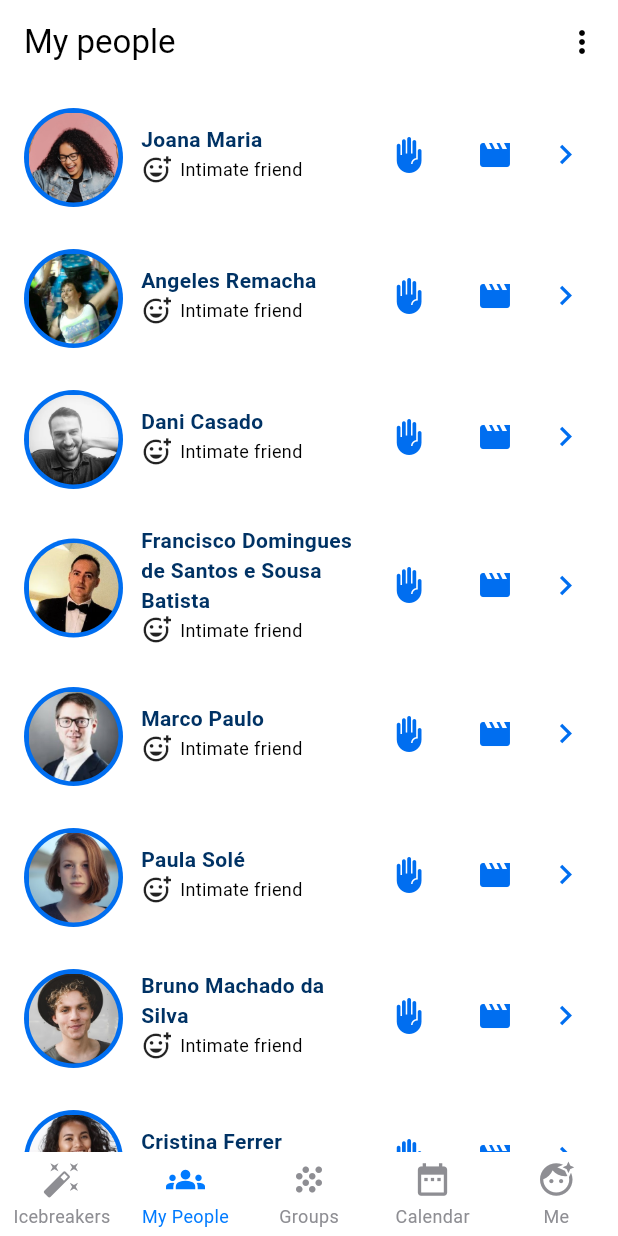
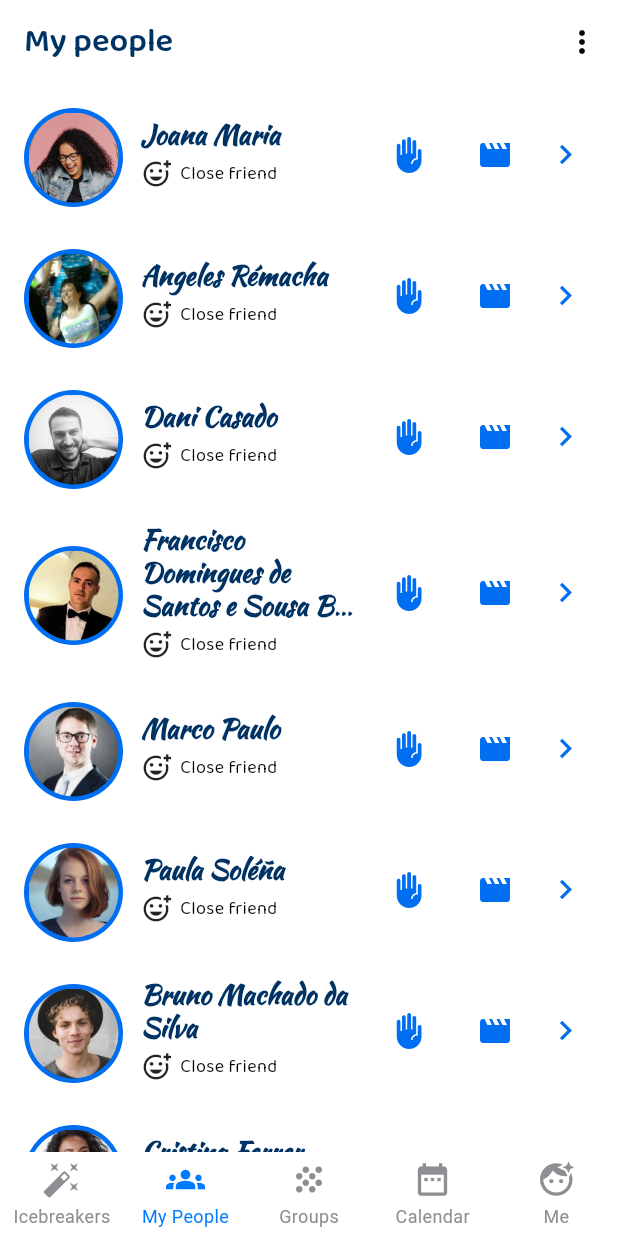
Before and after one commit to ValdemarPM/cooszy_pre, a Flutter app: the screen it shows after launch, item 2 of the bottom bar chosen, after a tap on the "front hand" icon, on a phone screen of 412 x 824 dp. Run offline on Flutter 3.47's test engine with Material 3 defaults, Android fonts, the phone set to English and light mode, and no system bars; drawn by our look-alikes of persistent_bottom_nav_bar_v2.

Commit message:
Custom fonts

```diff
--- /dev/null
+++ b/lib/models/level.dart
@@ -0,0 +1,7 @@
+class Level {
+  final int levelNum;
+  final String levelIcon;
+  final String levelDescription;
+
+  Level(this.levelNum, this.levelIcon, this.levelDescription);
+}
--- /dev/null
+++ b/lib/models/level_manager.dart
@@ -0,0 +1,30 @@
+import 'package:cooszy_pre/models/level.dart';
+
+class LevelManager {
+  final Map<int, Level> _levelsByNum = {};
+  final Map<String, Level> _levelsByDescription = {};
+  final Map<String, Level> _levelsByIconName = {};
+
+  factory LevelManager() => _instance;
+
+  static final LevelManager _instance = LevelManager._internal();
+
+  LevelManager._internal() {
+    _addLevel(Level(1, "add_reaction_outlined", "Intimate friend"));
+    _addLevel(Level(2, "sentiment_very_satisfied_outlined", "Close friend"));
+    _addLevel(Level(3, "sentiment_satisfied_outlined", "Casual friend"));
+  }
+
+  void _addLevel(Level level) {
+    _levelsByNum[level.levelNum] = level;
+    _levelsByDescription[level.levelDescription] = level;
+    _levelsByIconName[level.levelIcon] = level;
+  }
+
+  Level? getLevelByNum(int num) => _levelsByNum[num];
+
+  Level? getLevelByDescription(String description) =>
+      _levelsByDescription[description];
+
+  Level? getLevelByIconName(String iconName) => _levelsByIconName[iconName];
+}
--- a/lib/screens/pages/groups.dart
+++ b/lib/screens/pages/groups.dart
@@ -1,3 +1,5 @@
+import 'package:cooszy_pre/models/level.dart';
+import 'package:cooszy_pre/models/level_manager.dart';
 import 'package:cooszy_pre/screens/bases/base_widget.dart';
 import 'package:flutter/material.dart';
 
@@ -9,18 +11,28 @@ class Groups extends StatefulWidget {
 }
 
 class _GroupsState extends State<Groups> {
+  LevelManager levelManager = LevelManager();
+  Level? level;
+
+  @override
+  void didChangeDependencies() {
+    super.didChangeDependencies();
+    level = levelManager.getLevelByNum(2); // Fetch level by number
+  }
+
   @override
   Widget build(BuildContext context) {
+    // Using the null-aware operator `?.` to safely access levelDescription
+    String levelDescription = level?.levelDescription ?? "Unknown level";
+
     return BaseWidget(
       child: Scaffold(
         backgroundColor: Colors.transparent,
         appBar: AppBar(
           title: const Text("Groups"),
         ),
-        body: Container(
-          child: const Center(
-            child: Text("Groups"),
-          ),
+        body: Center(
+          child: Text(levelDescription),
         ),
       ),
     );
--- a/lib/screens/pages/my_people.dart
+++ b/lib/screens/pages/my_people.dart
@@ -1,3 +1,5 @@
+import 'package:cooszy_pre/models/level.dart';
+import 'package:cooszy_pre/models/level_manager.dart';
 import 'package:cooszy_pre/screens/bases/base_widget.dart';
 import 'package:cooszy_pre/screens/subpages/someone.dart';
 import 'package:flutter/material.dart';
@@ -13,11 +15,11 @@ class MyPeople extends StatefulWidget {
 class _MyPeopleState extends State<MyPeople> {
   var names = [
     "Joana Maria",
-    "Angeles Remacha",
+    "Angeles Rémacha",
     "Dani Casado",
     "Francisco Domingues de Santos e Sousa Batista",
     "Marco Paulo",
-    "Paula Solé",
+    "Paula Soléña",
     "Bruno Machado da Silva",
     "Cristina Ferrer"
   ];
@@ -33,12 +35,32 @@ class _MyPeopleState extends State<MyPeople> {
     "cris"
   ];
 
+  var levelType = [2, 1, 3, 2, 3, 2, 3, 3];
+
+  LevelManager levelManager = LevelManager();
+  Level? level;
+
+  @override
+  void didChangeDependencies() {
+    super.didChangeDependencies();
+    level = levelManager.getLevelByNum(2); // Fetch level by number
+  }
+
   @override
   Widget build(BuildContext context) {
+    // Using the null-aware operator `?.` to safely access levelDescription
+    String levelDescription = level?.levelDescription ?? "Unknown level";
+
     return BaseWidget(
       child: Scaffold(
         appBar: AppBar(
-          title: const Text("My people"),
+          title: Text(
+            "My people",
+            style: TextStyle(
+                fontFamily: 'Baloo2',
+                fontWeight: FontWeight.w600,
+                color: Theme.of(context).colorScheme.inversePrimary),
+          ),
           actions: [
             PopupMenuButton(
               itemBuilder: (context) => [
@@ -55,6 +77,7 @@ class _MyPeopleState extends State<MyPeople> {
           ],
         ),
         body: ListView(children: [
+          // FOR LOOP
           for (int i = 0; i < 8; i++)
             GestureDetector(
               onTap: () {
@@ -67,6 +90,7 @@ class _MyPeopleState extends State<MyPeople> {
                   children: [
                     Row(
                       children: [
+                        // Image
                         Padding(
                           padding: const EdgeInsets.only(left: 4.0, top: 4.0),
                           child: Container(
@@ -83,6 +107,7 @@ class _MyPeopleState extends State<MyPeople> {
                             ),
                           ),
                         ),
+                        // Name & level
                         Expanded(
                           child: Padding(
                             padding:
@@ -90,32 +115,41 @@ class _MyPeopleState extends State<MyPeople> {
                             child: Column(
                               crossAxisAlignment: CrossAxisAlignment.start,
                               children: [
-                                Text(
                                 // Name
-                                  names[i],
+                                Padding(
+                                  padding: const EdgeInsets.only(bottom: 4.0),
+                                  child: RichText(
                                     overflow: TextOverflow.ellipsis,
                                     maxLines: 3,
+                                    text: TextSpan(
+                                      text: names[i],
                                       style: TextStyle(
+                                        fontFamily: 'Kaushan Script',
+                                        height: 1.2,
                                         color: Theme.of(context)
                                             .colorScheme
-                                        .inversePrimary, // Removed const here
+                                            .inversePrimary,
                                         fontWeight: FontWeight.bold,
-                                    fontSize: 14,
+                                        fontSize: 18,
                                       ),
                                     ),
-                                const Row(
+                                  ),
+                                ),
+                                // Level
+                                Row(
                                   mainAxisSize: MainAxisSize.min,
                                   children: [
-                                    Icon(
+                                    const Icon(
                                       Icons.add_reaction_outlined,
                                       size: 20,
                                     ),
-                                    SizedBox(
+                                    const SizedBox(
                                       width: 6,
                                     ),
                                     Text(
-                                      "Intimate friend",
-                                      style: TextStyle(fontSize: 12),
+                                      levelDescription,
+                                      style: const TextStyle(
+                                          fontFamily: 'Baloo2', fontSize: 12),
                                     ),
                                   ],
                                 ),
--- a/lib/screens/subpages/someone.dart
+++ b/lib/screens/subpages/someone.dart
@@ -20,7 +20,18 @@ class _SomeoneState extends State<Someone> {
         backgroundColor:
             Colors.transparent, // Ensure Scaffold background is transparent
         appBar: AppBar(
-          title: const Text("Angeles Remacha Rodrigo"),
+          iconTheme: IconThemeData(
+              color: Theme.of(context).colorScheme.inversePrimary),
+          title: RichText(
+              text: TextSpan(
+            text: "Angeles Remacha Rodrigo",
+            style: TextStyle(
+                fontFamily: 'Kaushan Script',
+                fontSize: 24,
+                fontWeight: FontWeight.bold,
+                color: Theme.of(context).colorScheme.inversePrimary),
+          )),
+          titleSpacing: 0,
         ),
         body: ListView(
           children: [
```
Also changed, not shown: pubspec.yaml (+15 -0 lines), assets/fonts/Baloo2-Bold.ttf (added), assets/fonts/Baloo2-ExtraBold.ttf (added), assets/fonts/Baloo2-Medium.ttf (added), assets/fonts/Baloo2-Regular.ttf (added), assets/fonts/Baloo2-SemiBold.ttf (added), assets/fonts/KaushanScript-Regular.ttf (added). Lines whose indentation alone changed are shown as unchanged.
